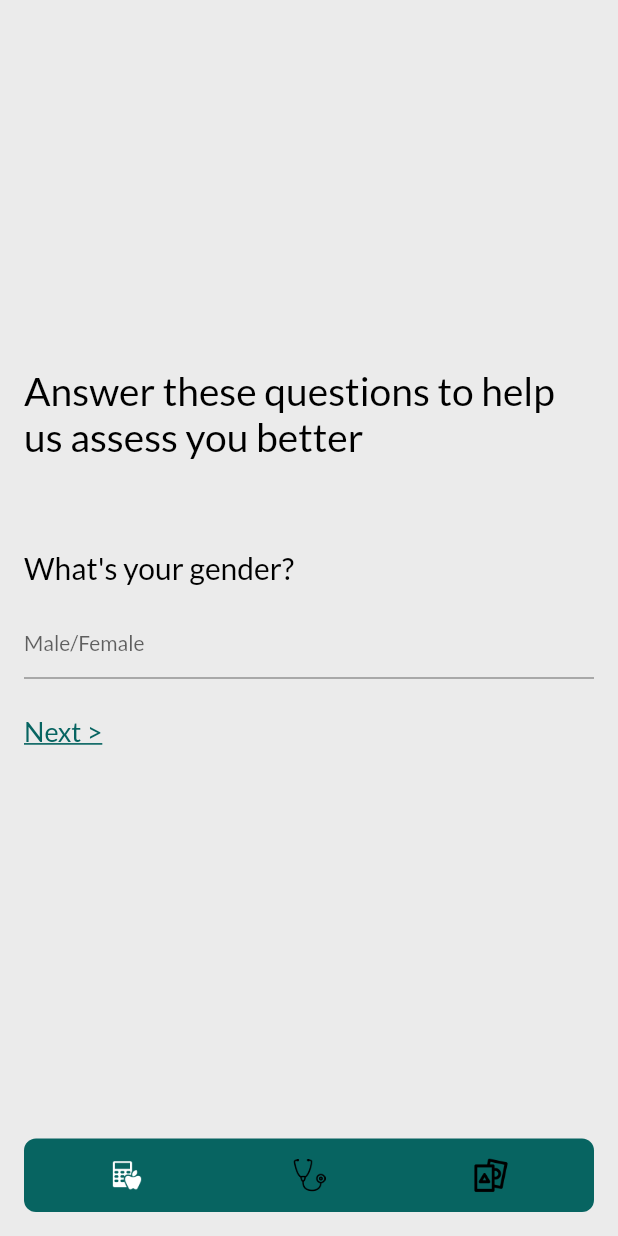
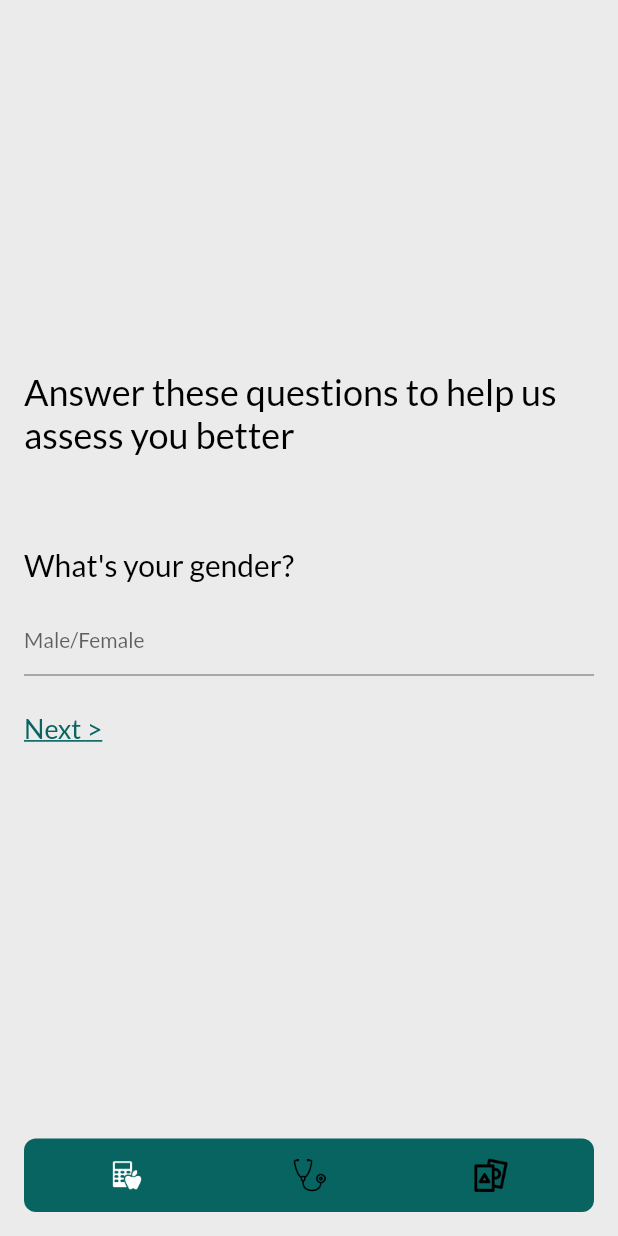
Before and after one commit to bhav-khurana/inter-iit-prep, a Flutter app: the screen it shows after launch, after a tap on "Track your Calories", on a phone screen of 412 x 824 dp. Run offline on Flutter 3.47's test engine with Material 2 defaults, Android fonts, the phone set to English and light mode, and no system bars; drawn by our look-alikes of floating_bottom_navigation_bar; our stand-ins replace animated_splash_screen, appinio_swiper, cloud_firestore, file_picker, firebase_core, flutter_dotenv and 4 more; missing offline and left inert: pdf_text; accounts and stored records are empty.

Commit message:
minor fixes"

```diff
--- a/lib/main.dart
+++ b/lib/main.dart
@@ -36,7 +36,7 @@ class _SplashState extends State<Splash> {
   Widget build(BuildContext context) {
     return Scaffold(
       body: AnimatedSplashScreen(
-        splash: const Icon(Icons.home,),
+        splash: const Icon(Icons.home, color: AppColors.primaryColor,),
         splashIconSize: 220,
         duration: 10,
         splashTransition: SplashTransition.fadeTransition,
--- a/lib/shared/textWidgets.dart
+++ b/lib/shared/textWidgets.dart
@@ -32,7 +32,7 @@ class TitleText extends StatelessWidget {
       text,
       style: GoogleFonts.lato(
           textStyle: const TextStyle(
-              fontSize: 26,
+              fontSize: 24,
               color: AppColors.primaryBlackColor
           )
       ),
```
